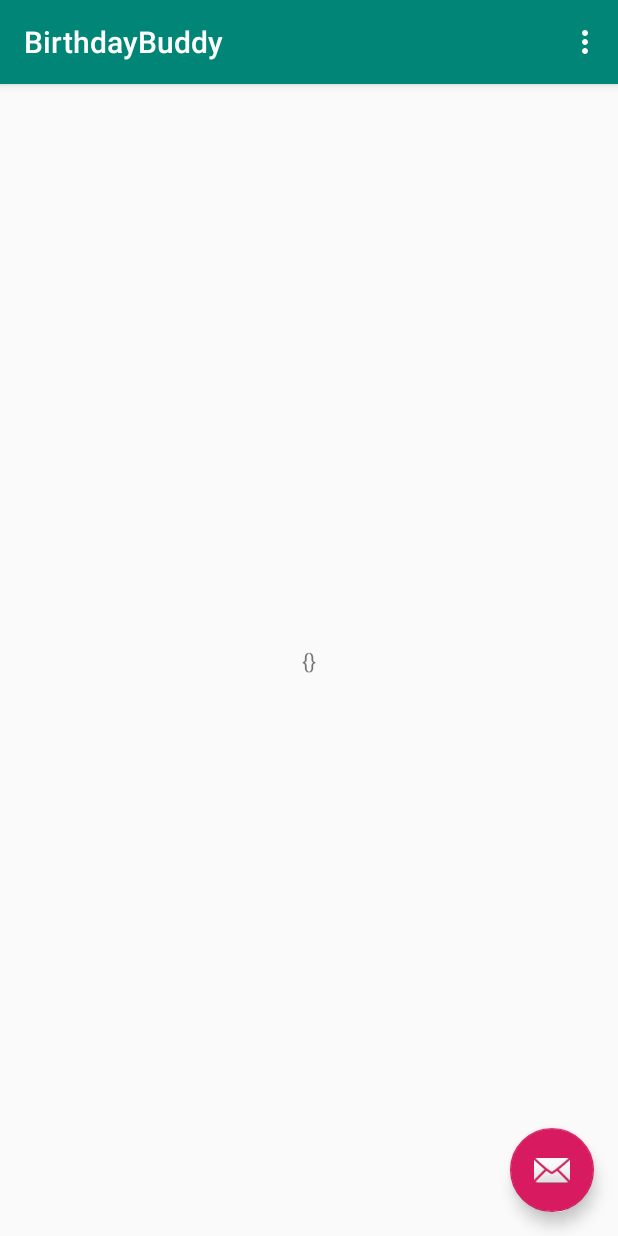
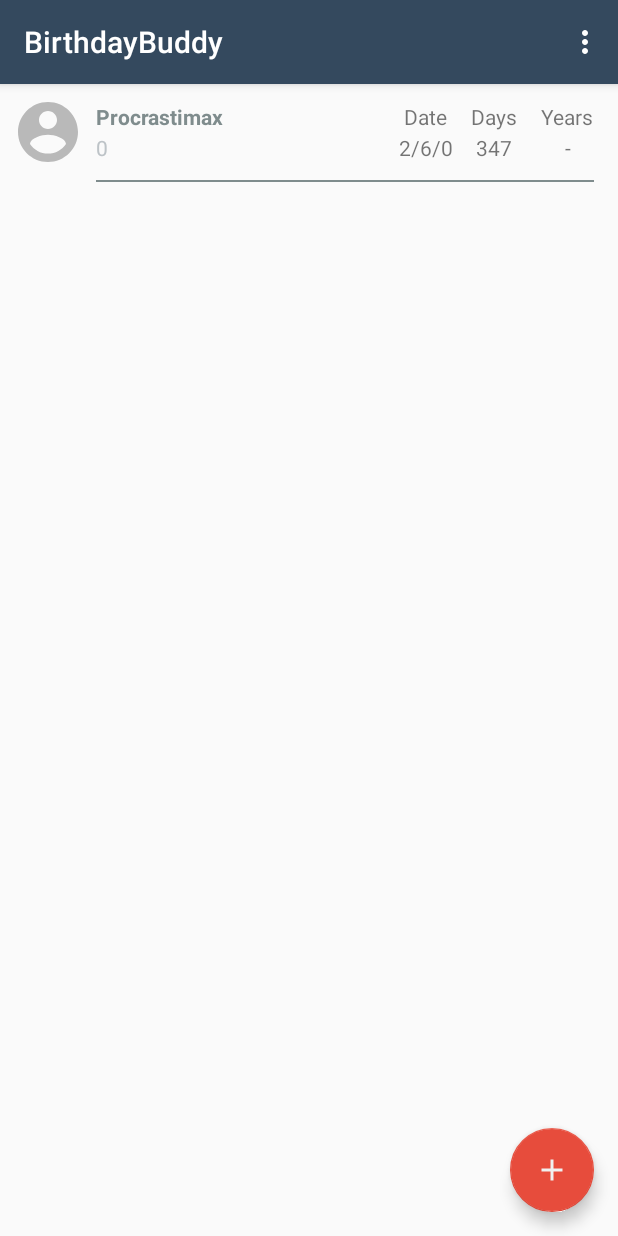
Before and after one commit to procrastimax/BirthdayBuddy, an Android app: the screen it shows after launch (MainActivity), on a phone screen of 412 x 824 dp. Run offline under Robolectric (Android 15) with nearby library versions, the phone set to English and light mode, and no system bars.

Commit message:
[ADD] recycler view and item views for displaying birthday events

```diff
--- a/app/build.gradle
+++ b/app/build.gradle
@@ -34,4 +34,7 @@ dependencies {
     testImplementation 'junit:junit:4.12'
     androidTestImplementation 'com.android.support.test:runner:1.0.2'
     androidTestImplementation 'com.android.support.test.espresso:espresso-core:3.0.2'
+    implementation 'com.android.support:recyclerview-v7:28.0.0'
+    implementation 'com.android.support:gridlayout-v7:28.0.0'
+    implementation 'com.android.support:cardview-v7:28.0.0'
 }
--- a/app/src/main/java/com/procrastimax/birthdaybuddy/EventDataIO.kt
+++ b/app/src/main/java/com/procrastimax/birthdaybuddy/EventDataIO.kt
@@ -5,7 +5,7 @@ import android.content.SharedPreferences
 import android.util.Log
 import com.procrastimax.birthdaybuddy.models.EventBirthday
 import com.procrastimax.birthdaybuddy.models.EventDay
-import com.procrastimax.birthdaybuddy.Handler.EventHandler
+import com.procrastimax.birthdaybuddy.handler.EventHandler
 
 /**
  * DataHandler is a singleton and is used to store/read event data from shared preferences
--- a/app/src/main/java/com/procrastimax/birthdaybuddy/MainActivity.kt
+++ b/app/src/main/java/com/procrastimax/birthdaybuddy/MainActivity.kt
@@ -1,20 +1,43 @@
 package com.procrastimax.birthdaybuddy
 
+import android.content.Context
 import android.os.Bundle
 import android.support.design.widget.Snackbar
-import android.support.v7.app.AppCompatActivity;
+import android.support.v7.app.AppCompatActivity
+import android.support.v7.widget.LinearLayoutManager
+import android.support.v7.widget.RecyclerView
 import android.view.Menu
 import android.view.MenuItem
-import android.widget.TextView
+import android.view.ViewDebug
 import com.procrastimax.birthdaybuddy.models.EventBirthday
 import com.procrastimax.birthdaybuddy.models.EventDay
-import com.procrastimax.birthdaybuddy.Handler.EventHandler
+import com.procrastimax.birthdaybuddy.handler.EventHandler
+import com.procrastimax.birthdaybuddy.views.EventAdapter
+import com.procrastimax.birthdaybuddy.views.RecycleViewItemDivider
 
 import kotlinx.android.synthetic.main.activity_main.*
 import java.text.DateFormat
 import java.util.*
 
+/**
+ *
+ * TODO:
+ *  - bug when localization is changed after first start of app
+ */
 class MainActivity : AppCompatActivity() {
+
+    private lateinit var recyclerView: RecyclerView
+    private lateinit var viewAdapter: RecyclerView.Adapter<*>
+    private lateinit var viewManager: RecyclerView.LayoutManager
+
+    private val settings_shared_pref_file_name = "com.procrasticmax.birthdaybuddy.settings_shared_pref"
+    private val settings_shared_pref_isFirstStart = "isFirstStart"
+    private val shared_pref_settings by lazy {
+        this.getSharedPreferences(
+            this.settings_shared_pref_file_name,
+            Context.MODE_PRIVATE
+        )
+    }
 
     override fun onCreate(savedInstanceState: Bundle?) {
         super.onCreate(savedInstanceState)
@@ -23,13 +46,9 @@ class MainActivity : AppCompatActivity() {
 
         EventDataIO.registerIO(this.applicationContext)
 
-        val textView: TextView = findViewById<TextView>(R.id.textView)
+        EventHandler.addMap(EventDataIO.readAll())
 
-        //read from sharedpreferences
-        textView.text = EventDataIO.readAll().toString()
-
-        fab.setOnClickListener { view ->
-            //directly write after adding
+        if (isFirstStart()) {
             EventHandler.addEvent(
                 EventBirthday(
                     EventDay.parseStringToDate("06.02.00", DateFormat.SHORT, Locale.GERMAN),
@@ -39,11 +58,35 @@ class MainActivity : AppCompatActivity() {
                 ),
                 true
             )
+        }
 
-            textView.text = EventHandler.getEvents().toString()
+        viewManager = LinearLayoutManager(this)
+        viewAdapter = EventAdapter(this.applicationContext)
+
+        recyclerView = findViewById<RecyclerView>(R.id.recyclerView).apply {
+            setHasFixedSize(true)
+            layoutManager = viewManager
+            adapter = viewAdapter
+        }
+        recyclerView.addItemDecoration(RecycleViewItemDivider(this.applicationContext))
+
+        fab.setOnClickListener { view ->
+            //directly write after adding
+            EventHandler.generateRandomEventDates(1, true)
+            recyclerView.adapter!!.notifyItemInserted(EventHandler.getLastIndex())
 
             Snackbar.make(view, "BirthdayEventAdded", Snackbar.LENGTH_LONG)
                 .setAction("Action", null).show()
+        }
+    }
+
+    private fun isFirstStart(): Boolean {
+        return if (shared_pref_settings.getBoolean(settings_shared_pref_isFirstStart, true)) {
+            //change isFirstStatus in shared prefs to false
+            this.shared_pref_settings.edit().putBoolean(settings_shared_pref_isFirstStart, false).apply()
+            true
+        } else {
+            false
         }
     }
 
@@ -62,4 +105,10 @@ class MainActivity : AppCompatActivity() {
             else -> super.onOptionsItemSelected(item)
         }
     }
+
+    companion object {
+        fun convertPxToDp(context: Context, dp : Float) : Float{
+            return dp * context.resources.displayMetrics.density
+        }
+    }
 }
--- a/app/src/main/java/com/procrastimax/birthdaybuddy/Handler/EventHandler.kt
+++ b/app/src/main/java/com/procrastimax/birthdaybuddy/handler/EventHandler.kt
@@ -1,4 +1,4 @@
-package com.procrastimax.birthdaybuddy.Handler
+package com.procrastimax.birthdaybuddy.handler
 
 import android.util.Log
 import com.procrastimax.birthdaybuddy.EventDataIO
@@ -45,6 +45,13 @@ object EventHandler {
             val last_key = events.size
             events[last_key] = event
         }
+    }
+
+    /**
+     * addMap adds a map of <Int, EventDay> to this map
+     */
+    fun addMap(events : Map<Int, EventDay>){
+        this.events.putAll(events)
     }
 
     /**
@@ -169,7 +176,7 @@ object EventHandler {
      *
      * @param count : Int
      */
-    fun generateRandomEventDates(count: Int) {
+    fun generateRandomEventDates(count: Int, writeAfterAdd : Boolean = false) {
         for (i in 1..count) {
 
             val day: Int = (1..30).random()
@@ -183,18 +190,18 @@ object EventHandler {
                     "$day.$month.$year",
                     DateFormat.SHORT,
                     Locale.GERMAN
-                ), i.toString(), (i * i).toString(), isYearGiven
+                ), EventHandler.getLastIndex().toString(), (i * i).toString(), isYearGiven
             )
             if (isYearGiven) {
                 event.note = (day + month + i).toString()
             }
-            addEvent(event)
+            addEvent(event, true)
         }
     }
 
     /**
-     *
      * getSortValueListBy returns the map as a value list which is sorted by specific attributes given by an enum identifier
+     * If the identifier is unknown, than an empty value list is returned
      *
      * @param identifier : SortIdentifier
      * @return List<EventDay>
--- a/app/src/main/java/com/procrastimax/birthdaybuddy/models/EventBirthday.kt
+++ b/app/src/main/java/com/procrastimax/birthdaybuddy/models/EventBirthday.kt
@@ -2,7 +2,7 @@ package com.procrastimax.birthdaybuddy.models
 
 import android.util.Log
 import java.text.DateFormat
-import java.util.Date
+import java.util.*
 
 /**
  * EventBirthday is model class to store basic data about a persons birthday
@@ -30,17 +30,17 @@ class EventBirthday(
     /**
      * Identifier is an identifier for sorting
      */
-    enum class Identifier : SortIdentifier{
-        Date{
+    enum class Identifier : SortIdentifier {
+        Date {
             override fun Identifier(): Int = 0
         },
-        Forename{
+        Forename {
             override fun Identifier(): Int = 1
         },
-        Surname{
+        Surname {
             override fun Identifier(): Int = 2
         },
-        Note{
+        Note {
             override fun Identifier(): Int = 3
         },
     }
@@ -97,6 +97,15 @@ class EventBirthday(
     }
 
     /**
+     * getPrettyShortStringWithoutYear returns a localized date in very short format like 06.02 or 06/02
+     * @param locale : Locale = Locale.getDefault()
+     * @return String
+     */
+    fun getPrettyShortStringWithoutYear(locale : Locale = Locale.getDefault()) : String{
+        return this.dateToPrettyString(DateFormat.SHORT, locale).substring(0..4)
+    }
+
+    /**
      * toString returns EventBirthday as string representation
      * This is "optimized" for Serialization, so THE FIRST WORD HAS TO BE THE TYPIFICATION f.e. "Birthday"
      * returned string follows the pattern TYPE|FORENAME|SURNAME|EVENTDATE|NOTE|ISYEARGIVEN
--- a/app/src/main/java/com/procrastimax/birthdaybuddy/models/EventDay.kt
+++ b/app/src/main/java/com/procrastimax/birthdaybuddy/models/EventDay.kt
@@ -11,8 +11,6 @@ import java.util.*
  * Main functionality is to check if a date is valid.
  * Can be used for other eventType classes f.e. birthdayEvent, anniversaryEvent, ...
  * The used date format used in the app is dd.MM.yyyy
- *
- * TODO: add comparable/sortable functions
  *
  * @param _eventDate The date of the event
  * @author Procrastimax
--- /dev/null
+++ b/app/src/main/java/com/procrastimax/birthdaybuddy/views/EventAdapter.kt
@@ -0,0 +1,77 @@
+package com.procrastimax.birthdaybuddy.views
+
+import android.app.Activity
+import android.content.Context
+import android.support.v7.widget.RecyclerView
+import android.view.LayoutInflater
+import android.view.View
+import android.view.ViewGroup
+import android.widget.TextView
+import com.procrastimax.birthdaybuddy.R
+import com.procrastimax.birthdaybuddy.handler.EventHandler
+import com.procrastimax.birthdaybuddy.models.EventBirthday
+import kotlinx.android.synthetic.main.birthday_event_item_view.view.*
+import java.text.DateFormat
+
+class EventAdapter(val context: Context) : RecyclerView.Adapter<EventAdapter.EventViewHolder>() {
+
+    class EventViewHolder(itemView: View) : RecyclerView.ViewHolder(itemView) {
+        init {
+            val tv_forename: TextView = itemView.findViewById(R.id.tv_forename)
+            val tv_surname: TextView = itemView.findViewById(R.id.tv_surname)
+            val tv_date_value: TextView = itemView.findViewById(R.id.tv_birthday_date_value)
+            val tv_days_until_value: TextView = itemView.findViewById(R.id.tv_days_until_value)
+            val tv_years_since_value: TextView = itemView.findViewById(R.id.tv_years_since_value)
+        }
+    }
+
+    override fun onCreateViewHolder(parent: ViewGroup, viewType: Int): EventAdapter.EventViewHolder {
+        // create a new view
+        val item_view = LayoutInflater.from(parent.context).inflate(R.layout.birthday_event_item_view, parent, false)
+        return EventViewHolder(item_view)
+    }
+
+    // Replace the contents of a view (invoked by the layout manager)
+    override fun onBindViewHolder(holder: EventViewHolder, position: Int) {
+        // - get element from your dataset at this position
+        // - replace the contents of the view with that element
+
+        //check if not null
+        if (EventHandler.getValueToKey(position) != null) {
+            //check if is birthday event and if the year is given
+            if (EventHandler.getValueToKey(position) is EventBirthday) {
+                //set date
+                holder.itemView.tv_birthday_date_value.text =
+                    (EventHandler.getValueToKey(position) as EventBirthday).getPrettyShortStringWithoutYear()
+
+                //set days until
+                holder.itemView.tv_days_until_value.text =
+                    EventHandler.getValueToKey(position)!!.getDaysUntil().toString()
+
+                //set years since, if specified
+                if ((EventHandler.getValueToKey(position) as EventBirthday).isYearGiven) {
+                    holder.itemView.tv_years_since_value.text =
+                        EventHandler.getValueToKey(position)!!.getYearsSince().toString()
+                } else {
+                    holder.itemView.tv_years_since_value.text =  context.getString(R.string.empty_value_field)
+                }
+
+                //set forename
+                holder.itemView.tv_forename.text = (EventHandler.getValueToKey(position) as EventBirthday).forename
+
+                //set surname
+                holder.itemView.tv_surname.text = (EventHandler.getValueToKey(position) as EventBirthday).surname
+
+            }
+        }
+    }
+
+    // Return the size of your dataset (invoked by the layout manager)
+    override fun getItemCount(): Int {
+        return if (EventHandler.getEvents().isEmpty()) {
+            0
+        } else {
+            EventHandler.getLastIndex()
+        }
+    }
+}
--- /dev/null
+++ b/app/src/main/java/com/procrastimax/birthdaybuddy/views/RecycleViewItemDivider.kt
@@ -0,0 +1,33 @@
+package com.procrastimax.birthdaybuddy.views
+
+import android.graphics.Canvas
+import android.support.v7.widget.RecyclerView
+import android.graphics.drawable.Drawable
+
+import android.content.Context
+import android.support.v4.content.ContextCompat
+import com.procrastimax.birthdaybuddy.MainActivity
+import com.procrastimax.birthdaybuddy.R
+
+
+class RecycleViewItemDivider(private val context: Context) : RecyclerView.ItemDecoration() {
+    private var mDivider: Drawable = ContextCompat.getDrawable(context, R.drawable.horizontal_divider)!!
+
+    override fun onDrawOver(c: Canvas, parent: RecyclerView, state: RecyclerView.State) {
+        val left = MainActivity.convertPxToDp(context, 64f).toInt()
+        val right = parent.width - parent.paddingRight - MainActivity.convertPxToDp(context, 16f).toInt()
+
+        val childCount = parent.childCount
+        for (i in 0 until childCount) {
+            val child = parent.getChildAt(i)
+
+            val params = child.layoutParams as RecyclerView.LayoutParams
+
+            val top = child.bottom + params.bottomMargin
+            val bottom = top + mDivider.intrinsicHeight
+
+            mDivider.setBounds(left, top, right, bottom)
+            mDivider.draw(c)
+        }
+    }
+}
--- /dev/null
+++ b/app/src/main/res/drawable/horizontal_divider.xml
@@ -0,0 +1,8 @@
+<?xml version="1.0" encoding="utf-8"?>
+<shape xmlns:android="http://schemas.android.com/apk/res/android"
+       android:shape="rectangle">
+    <size
+            android:width="1dp"
+            android:height="1dp"/>
+    <solid android:color="@color/darkGrey"/>
+F</shape>
--- /dev/null
+++ b/app/src/main/res/drawable/ic_add_white.xml
@@ -0,0 +1,5 @@
+<vector android:height="24dp" android:tint="#F0F0F0"
+    android:viewportHeight="24.0" android:viewportWidth="24.0"
+    android:width="24dp" xmlns:android="http://schemas.android.com/apk/res/android">
+    <path android:fillColor="#FF000000" android:pathData="M19,13h-6v6h-2v-6H5v-2h6V5h2v6h6v2z"/>
+</vector>
--- /dev/null
+++ b/app/src/main/res/drawable/ic_birthday_person.xml
@@ -0,0 +1,10 @@
+<vector xmlns:android="http://schemas.android.com/apk/res/android"
+        android:height="48dp"
+        android:width="48dp"
+        android:tint="#B9B9B9"
+        android:viewportHeight="24.0"
+        android:viewportWidth="24.0">
+    <path
+            android:fillColor="#34495e"
+            android:pathData="M12,2C6.48,2 2,6.48 2,12s4.48,10 10,10 10,-4.48 10,-10S17.52,2 12,2zM12,5c1.66,0 3,1.34 3,3s-1.34,3 -3,3 -3,-1.34 -3,-3 1.34,-3 3,-3zM12,19.2c-2.5,0 -4.71,-1.28 -6,-3.22 0.03,-1.99 4,-3.08 6,-3.08 1.99,0 5.97,1.09 6,3.08 -1.29,1.94 -3.5,3.22 -6,3.22z"/>
+</vector>
--- a/app/src/main/res/layout/activity_main.xml
+++ b/app/src/main/res/layout/activity_main.xml
@@ -29,6 +29,6 @@
             android:layout_height="wrap_content"
             android:layout_gravity="bottom|end"
             android:layout_margin="@dimen/fab_margin"
-            app:srcCompat="@android:drawable/ic_dialog_email"/>
+            app:srcCompat="@drawable/ic_add_white"/>
 
 </android.support.design.widget.CoordinatorLayout>
--- /dev/null
+++ b/app/src/main/res/layout/birthday_event_item_view.xml
@@ -0,0 +1,101 @@
+<?xml version="1.0" encoding="utf-8"?>
+<android.support.constraint.ConstraintLayout
+        xmlns:android="http://schemas.android.com/apk/res/android"
+        xmlns:app="http://schemas.android.com/apk/res-auto"
+        xmlns:tools="http://schemas.android.com/tools"
+        android:layout_width="match_parent"
+        android:layout_height="wrap_content">
+
+
+    <ImageView
+            android:layout_width="wrap_content"
+            android:layout_height="wrap_content"
+            app:srcCompat="@drawable/ic_birthday_person"
+            android:id="@+id/imageView"
+            app:layout_constraintStart_toStartOf="parent"
+            android:layout_marginStart="8dp"
+            android:layout_marginTop="8dp"
+            app:layout_constraintTop_toTopOf="parent"
+            android:layout_marginBottom="8dp"
+            app:layout_constraintBottom_toBottomOf="parent"
+            android:adjustViewBounds="false"
+            android:cropToPadding="false"/>
+
+    <TextView
+            android:text="Forename"
+            android:layout_width="wrap_content"
+            android:layout_height="wrap_content"
+            android:id="@+id/tv_forename"
+            app:layout_constraintTop_toTopOf="@+id/imageView"
+            app:layout_constraintStart_toEndOf="@+id/imageView"
+            android:layout_marginStart="8dp"
+            android:textColor="@color/darkGrey"
+            android:textStyle="bold"
+            android:layout_marginTop="4dp"/>
+
+    <TextView
+            android:text="Surname"
+            android:layout_width="wrap_content"
+            android:layout_height="wrap_content"
+            android:id="@+id/tv_surname"
+            app:layout_constraintBottom_toBottomOf="@+id/imageView"
+            app:layout_constraintStart_toStartOf="@+id/tv_forename"
+            app:layout_constraintEnd_toEndOf="@+id/tv_forename"
+            app:layout_constraintHorizontal_bias="0.0"
+            android:textColor="@color/brightGrey"
+            android:layout_marginBottom="4dp"/>
+
+    <TextView
+            android:text="@string/tv_date_title"
+            android:layout_width="wrap_content"
+            android:layout_height="wrap_content"
+            android:id="@+id/tv_birthday_date_title"
+            app:layout_constraintEnd_toStartOf="@+id/tv_days_until_title"
+            android:layout_marginEnd="16dp"
+            app:layout_constraintTop_toTopOf="@+id/tv_forename"/>
+
+    <TextView
+            android:text="@string/tv_days_until_title"
+            android:layout_width="wrap_content"
+            android:layout_height="wrap_content"
+            android:id="@+id/tv_days_until_title"
+            app:layout_constraintEnd_toStartOf="@+id/tv_years_since_title"
+            android:layout_marginEnd="16dp"
+            app:layout_constraintTop_toTopOf="@+id/tv_birthday_date_title"/>
+
+    <TextView
+            android:text="@string/tv_years_since_title"
+            android:layout_width="wrap_content"
+            android:layout_height="wrap_content"
+            android:id="@+id/tv_years_since_title"
+            app:layout_constraintTop_toTopOf="@+id/tv_days_until_title"
+            app:layout_constraintEnd_toEndOf="parent"
+            android:layout_marginEnd="16dp"/>
+
+    <TextView
+            android:text="06.02."
+            android:layout_width="wrap_content"
+            android:layout_height="wrap_content"
+            android:id="@+id/tv_birthday_date_value"
+            app:layout_constraintEnd_toEndOf="@+id/tv_birthday_date_title"
+            app:layout_constraintStart_toStartOf="@+id/tv_birthday_date_title"
+            app:layout_constraintBottom_toBottomOf="@+id/tv_surname"/>
+
+    <TextView
+            android:text="123"
+            android:layout_width="wrap_content"
+            android:layout_height="wrap_content"
+            android:id="@+id/tv_days_until_value"
+            app:layout_constraintEnd_toEndOf="@+id/tv_days_until_title"
+            app:layout_constraintStart_toStartOf="@+id/tv_days_until_title"
+            app:layout_constraintBottom_toBottomOf="@+id/tv_birthday_date_value"/>
+
+    <TextView
+            android:text="21"
+            android:layout_width="wrap_content"
+            android:layout_height="wrap_content"
+            android:id="@+id/tv_years_since_value"
+            app:layout_constraintStart_toStartOf="@+id/tv_years_since_title"
+            app:layout_constraintEnd_toEndOf="@+id/tv_years_since_title"
+            app:layout_constraintBottom_toBottomOf="@+id/tv_days_until_value"/>
+</android.support.constraint.ConstraintLayout>
--- a/app/src/main/res/layout/content_main.xml
+++ b/app/src/main/res/layout/content_main.xml
@@ -9,13 +9,12 @@
         tools:showIn="@layout/activity_main"
         tools:context=".MainActivity">
 
-    <TextView
-            android:layout_width="wrap_content"
-            android:layout_height="wrap_content"
-            android:text="Hello World!"
+    <android.support.v7.widget.RecyclerView
+            android:layout_width="match_parent"
+            android:layout_height="match_parent"
+            app:layout_constraintTop_toTopOf="parent"
+            app:layout_constraintStart_toStartOf="parent"
             app:layout_constraintBottom_toBottomOf="parent"
-            app:layout_constraintLeft_toLeftOf="parent"
-            app:layout_constraintRight_toRightOf="parent"
-            app:layout_constraintTop_toTopOf="parent" android:id="@+id/textView"/>
-
+            app:layout_constraintEnd_toEndOf="parent"
+            android:id="@+id/recyclerView"/>
 </android.support.constraint.ConstraintLayout>
--- a/app/src/main/res/values/colors.xml
+++ b/app/src/main/res/values/colors.xml
@@ -1,6 +1,9 @@
 <?xml version="1.0" encoding="utf-8"?>
 <resources>
-    <color name="colorPrimary">#008577</color>
-    <color name="colorPrimaryDark">#00574B</color>
-    <color name="colorAccent">#D81B60</color>
+    <color name="colorPrimary">#34495e</color>
+    <color name="colorPrimaryDark">#2c3e50</color>
+    <color name="colorAccent">#e74c3c</color>
+
+    <color name="brightGrey">#bdc3c7</color>
+    <color name="darkGrey">#7f8c8d</color>
 </resources>
--- a/app/src/main/res/values/strings.xml
+++ b/app/src/main/res/values/strings.xml
@@ -1,4 +1,10 @@
 <resources>
     <string name="app_name">BirthdayBuddy</string>
     <string name="action_settings">Settings</string>
+
+    <!-- birthday event view -->
+    <string name="tv_days_until_title">Days</string>
+    <string name="tv_years_since_title">Years</string>
+    <string name="tv_date_title">Date</string>
+    <string name="empty_value_field">-</string>
 </resources>
```
Also changed, not shown: 2 other files.
